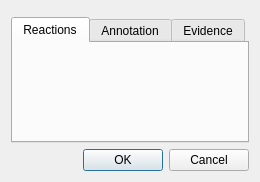
Old version of the form GEMEditor/model/edit/ui/src/EditGeneDialog.ui in the repository JuBra/GEMEditor.
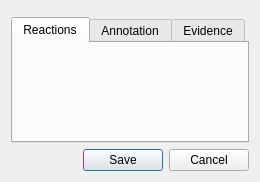
New version of the form. Custom widgets are drawn as their Qt base class.

Patch:
```diff
--- a/GEMEditor/model/edit/ui/src/EditGeneDialog.ui
+++ b/GEMEditor/model/edit/ui/src/EditGeneDialog.ui
@@ -47,7 +47,7 @@
       <enum>Qt::Horizontal</enum>
      </property>
      <property name="standardButtons">
-      <set>QDialogButtonBox::Cancel|QDialogButtonBox::Ok</set>
+      <set>QDialogButtonBox::Cancel|QDialogButtonBox::Save</set>
      </property>
     </widget>
    </item>
```
